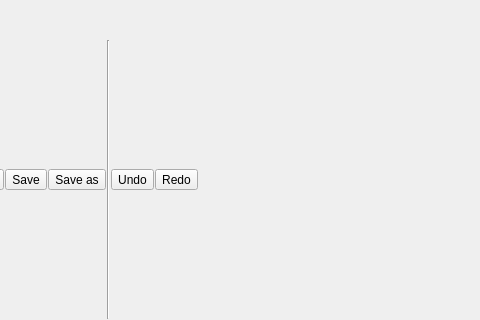
First picture: the form in DigitalImageProcessing/ImageProcessingGUI/resource/xml/mainwindow.ui, repository nguyenvlm/LearningComputerVision, before the edit; both pictures show x 97 to 577 and y 243 to 563 of the 737 by 563 pixel window.
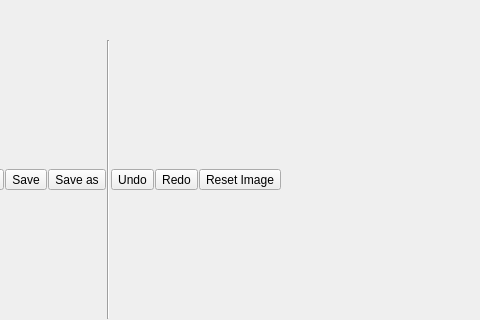
Second picture: the form after the edit. Icons and pictures are not drawn.

The edit to the form file:
```diff
--- a/DigitalImageProcessing/ImageProcessingGUI/resource/xml/mainwindow.ui
+++ b/DigitalImageProcessing/ImageProcessingGUI/resource/xml/mainwindow.ui
@@ -264,6 +264,27 @@
         </property>
        </widget>
       </item>
+      <item>
+       <widget class="QToolButton" name="btn_reset">
+        <property name="toolTip">
+         <string>Reset Image</string>
+        </property>
+        <property name="text">
+         <string>Reset Image</string>
+        </property>
+        <property name="icon">
+         <iconset>
+          <normalon>:/icon/img/dark/reset.svg</normalon>
+         </iconset>
+        </property>
+        <property name="iconSize">
+         <size>
+          <width>24</width>
+          <height>24</height>
+         </size>
+        </property>
+       </widget>
+      </item>
       <item>
        <spacer name="horizontalSpacer">
         <property name="orientation">
```
Left out of the diff: 18 changed lines with no effect on the pictures.
